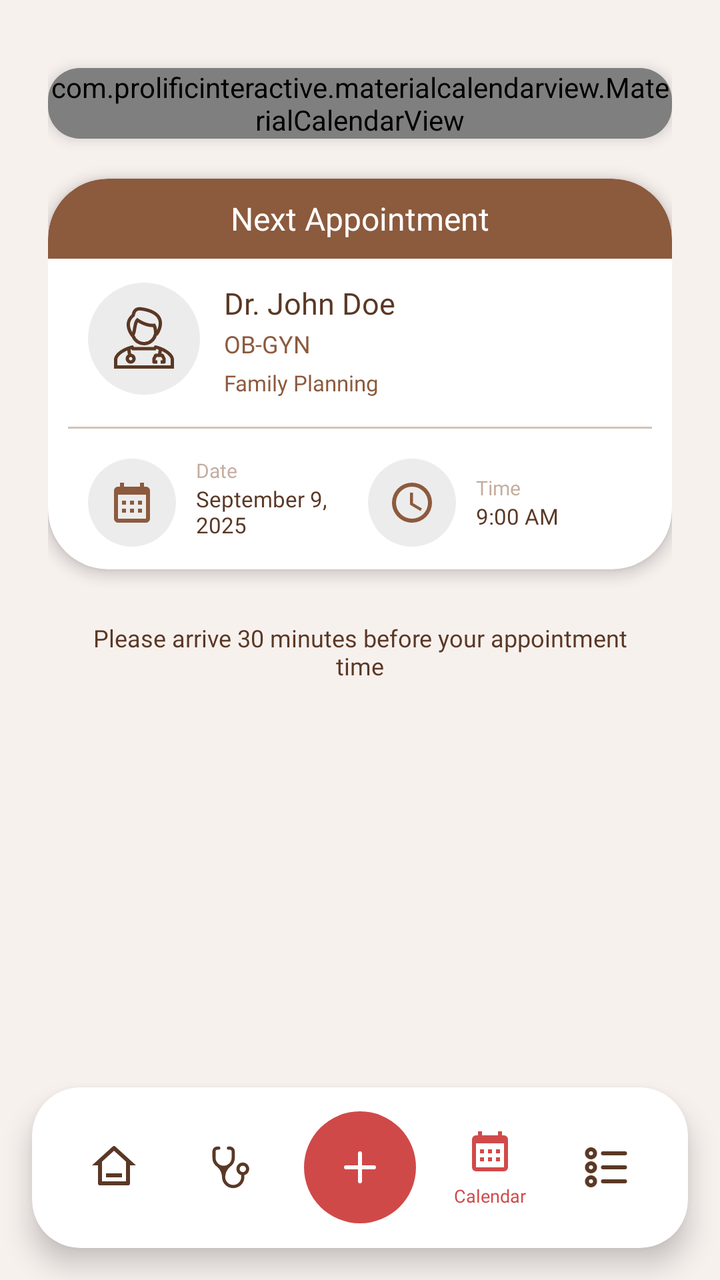
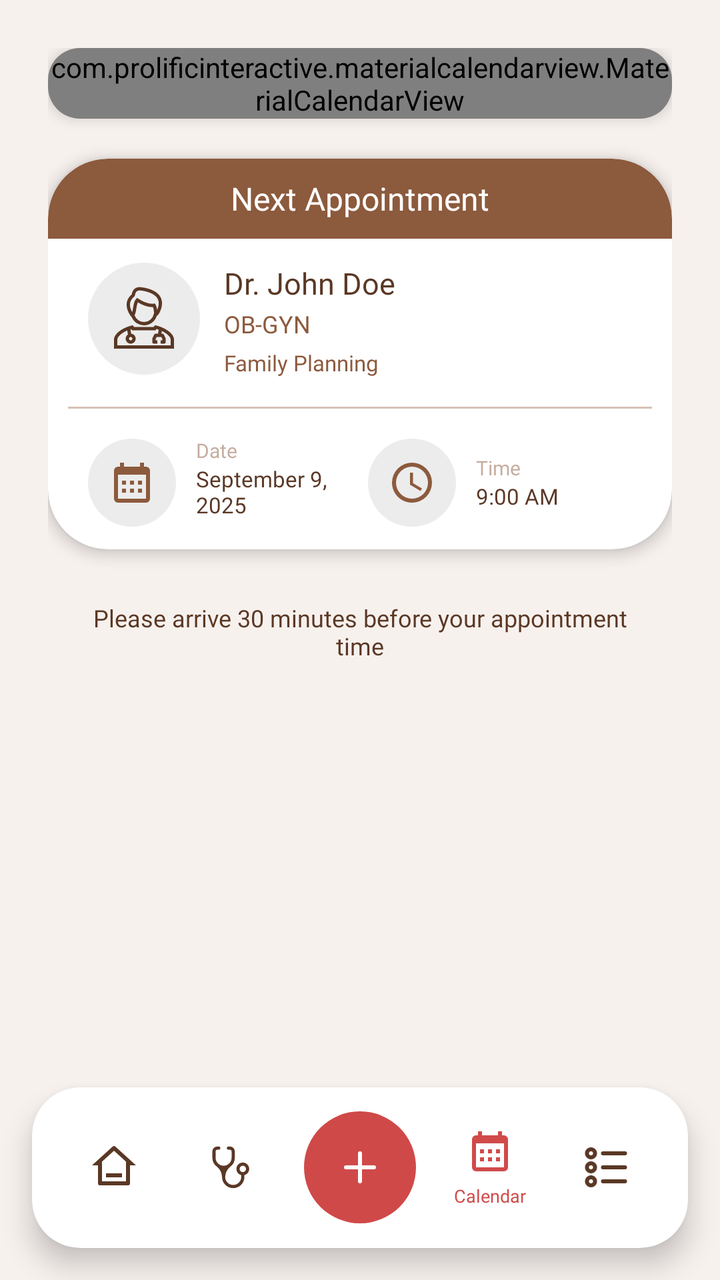

Compare the two renders of this Android layout. The source of the first and the diff that turns it into the second are given below.
<!-- AndroidManifest.xml: application theme Theme.StTherese -->
<!-- res/layout/activity_calendar.xml -->
<?xml version="1.0" encoding="utf-8"?>
<androidx.coordinatorlayout.widget.CoordinatorLayout xmlns:android="http://schemas.android.com/apk/res/android"
    xmlns:app="http://schemas.android.com/apk/res-auto"
    xmlns:tools="http://schemas.android.com/tools"
    android:layout_width="match_parent"
    android:layout_height="match_parent"
    android:background="@color/bg_color">

    
    <ScrollView
        android:layout_width="match_parent"
        android:layout_height="match_parent"
        android:fillViewport="true"
        android:clipToPadding="false"
        android:paddingBottom="100dp">

        <androidx.constraintlayout.widget.ConstraintLayout
            android:layout_width="match_parent"
            android:layout_height="wrap_content"
            android:padding="24dp">

            
            <androidx.cardview.widget.CardView
                android:id="@+id/calendarCard"
                android:layout_width="0dp"
                android:layout_height="wrap_content"
                android:layout_marginTop="10dp"
                app:cardBackgroundColor="#FFFFFF"
                app:cardCornerRadius="16dp"
                app:cardElevation="4dp"
                app:layout_constraintEnd_toEndOf="parent"
                app:layout_constraintStart_toStartOf="parent"
                app:layout_constraintTop_toTopOf="parent">

                <com.prolificinteractive.materialcalendarview.MaterialCalendarView
                    android:id="@+id/calendarView"
                    android:layout_width="match_parent"
                    android:layout_height="wrap_content"
                    android:elevation="4dp"
                    app:mcv_dateTextAppearance="@style/CalendarDateText"
                    app:mcv_headerTextAppearance="@style/CalendarHeaderText"
                    app:mcv_selectionColor="@color/red_primary"
                    app:mcv_showOtherDates="all"
                    app:mcv_weekDayTextAppearance="@style/CalendarWeekText"
                    app:mcv_tileSize="40dp"/>
            </androidx.cardview.widget.CardView>

            
            <androidx.cardview.widget.CardView
                android:id="@+id/appointmentCard"
                android:layout_width="0dp"
                android:layout_height="wrap_content"
                android:layout_marginTop="20dp"
                app:cardBackgroundColor="#FFFFFF"
                app:cardCornerRadius="30dp"
                app:cardElevation="4dp"
                app:layout_constraintEnd_toEndOf="parent"
                app:layout_constraintStart_toStartOf="parent"
                app:layout_constraintTop_toBottomOf="@+id/calendarCard">

                <androidx.constraintlayout.widget.ConstraintLayout
                    android:layout_width="match_parent"
                    android:layout_height="wrap_content"
                    android:paddingBottom="10dp">

                    <FrameLayout
                        android:id="@+id/header"
                        android:layout_width="match_parent"
                        android:layout_height="40dp"
                        app:layout_constraintTop_toTopOf="parent"
                        tools:layout_editor_absoluteX="16dp">

                        <View
                            android:layout_width="match_parent"
                            android:layout_height="match_parent"
                            android:background="@drawable/selection_header" />
                        
                        <TextView
                            android:id="@+id/tvCardTitle"
                            android:layout_width="wrap_content"
                            android:layout_height="wrap_content"
                            android:fontFamily="@font/montserrat_extra_bold"
                            android:text="Next Appointment"
                            android:layout_gravity="center_horizontal|center"
                            android:textColor="@color/card_white"
                            android:textSize="16sp"
                            app:layout_constraintStart_toStartOf="parent"
                            app:layout_constraintTop_toTopOf="parent" />

                        <View
                            android:id="@+id/divider1"
                            android:layout_width="0dp"
                            android:layout_height="1dp"
                            android:layout_marginTop="12dp"
                            android:background="#D9D9D9"
                            app:layout_constraintEnd_toEndOf="parent"
                            app:layout_constraintStart_toStartOf="parent"
                            app:layout_constraintTop_toBottomOf="@id/tvCardTitle" />
                    </FrameLayout>

                    
                    <ImageView
                        android:id="@+id/ivDoctorAvatar"
                        android:layout_width="56dp"
                        android:layout_height="56dp"
                        android:layout_marginTop="12dp"
                        android:layout_marginStart="20dp"
                        android:background="@drawable/bg_circle_gray"
                        android:padding="8dp"
                        android:src="@drawable/ic_doctor_placeholder"
                        app:tint="@color/brown_text"
                        app:layout_constraintStart_toStartOf="parent"
                        app:layout_constraintTop_toBottomOf="@id/header" />

                    <TextView
                        android:id="@+id/tvDoctorName"
                        android:layout_width="0dp"
                        android:layout_height="wrap_content"
                        android:layout_marginStart="12dp"
                        android:layout_marginEnd="20dp"
                        android:fontFamily="@font/montserrat_extra_bold"
                        android:text="Dr. John Doe"
                        android:textColor="@color/brown_text"
                        android:textSize="15sp"

                        app:layout_constraintEnd_toEndOf="parent"
                        app:layout_constraintStart_toEndOf="@id/ivDoctorAvatar"
                        app:layout_constraintTop_toTopOf="@id/ivDoctorAvatar" />

                    <TextView
                        android:id="@+id/tvDoctorSpecialty"
                        android:layout_width="0dp"
                        android:layout_height="wrap_content"
                        android:layout_marginStart="12dp"
                        android:layout_marginTop="2dp"
                        android:layout_marginEnd="20dp"
                        android:layout_marginBottom="10dp"
                        android:fontFamily="@font/poppins_medium"
                        android:text="OB-GYN"
                        android:textColor="@color/text_secondary"
                        android:textSize="12sp"
                        app:layout_constraintEnd_toEndOf="parent"
                        app:layout_constraintStart_toEndOf="@id/ivDoctorAvatar"
                        app:layout_constraintTop_toBottomOf="@id/tvDoctorName" />

                    <TextView
                        android:id="@+id/tvAppointmentType"
                        android:layout_width="0dp"
                        android:layout_height="wrap_content"
                        android:layout_marginStart="12dp"
                        android:layout_marginTop="5dp"
                        android:layout_marginEnd="20dp"
                        android:fontFamily="@font/poppins_medium"
                        android:text="Family Planning"
                        android:textColor="@color/text_secondary"
                        android:textSize="11sp"
                        app:layout_constraintBottom_toBottomOf="@id/ivDoctorAvatar"
                        app:layout_constraintEnd_toEndOf="parent"
                        app:layout_constraintStart_toEndOf="@id/ivDoctorAvatar"
                        app:layout_constraintTop_toBottomOf="@id/tvDoctorSpecialty" />













                    <View
                        android:id="@+id/divider2"
                        android:layout_width="0dp"
                        android:layout_height="1dp"
                        android:layout_marginTop="16dp"
                        android:background="#D6C2B5"
                        android:layout_marginStart="10dp"
                        android:layout_marginEnd="10dp"
                        app:layout_constraintEnd_toEndOf="parent"
                        app:layout_constraintStart_toStartOf="parent"
                        app:layout_constraintTop_toBottomOf="@id/ivDoctorAvatar" />

                    
                    <LinearLayout
                        android:id="@+id/layoutDateTime"
                        android:layout_width="match_parent"
                        android:layout_height="wrap_content"
                        android:layout_marginTop="14dp"
                        android:layout_marginStart="20dp"
                        android:layout_marginEnd="20dp"
                        android:layout_marginBottom="20dp"
                        android:orientation="horizontal"
                        android:gravity="center_vertical"
                        app:layout_constraintTop_toBottomOf="@id/divider2">

                        
                        <LinearLayout
                            android:layout_width="0dp"
                            android:layout_height="wrap_content"
                            android:layout_weight="1"

                            android:orientation="horizontal"
                            android:gravity="center_vertical">

                            <ImageView
                                android:id="@+id/ivCalendar"
                                android:layout_width="44dp"
                                android:layout_height="44dp"

                                android:background="@drawable/bg_circle_gray"
                                android:padding="10dp"
                                android:src="@drawable/ic_calendar"
                                app:tint="@color/text_secondary" />

                            <LinearLayout
                                android:layout_width="match_parent"
                                android:layout_height="wrap_content"
                                android:orientation="vertical"
                                android:layout_marginStart="10dp"
                              >

                                <TextView
                                    android:layout_width="wrap_content"
                                    android:layout_height="wrap_content"
                                    android:text="Date"
                                    android:textColor="#808C5A3D"
                                    android:textSize="10sp"
                                    android:fontFamily="@font/poppins_medium" />

                                <TextView
                                    android:id="@+id/tvAppointmentDate"
                                    android:layout_width="match_parent"
                                    android:layout_height="wrap_content"
                                    android:layout_marginBottom="5dp"
                                    android:text="September 9, 2025"
                                    android:textColor="@color/brown_text"
                                    android:textSize="11sp"
                                    android:fontFamily="@font/poppins_semi_bold" />
                            </LinearLayout>
                        </LinearLayout>

                        
                        <LinearLayout
                            android:layout_width="0dp"
                            android:layout_height="wrap_content"
                            android:layout_weight="1"
                            android:orientation="horizontal"
                            android:gravity="center_vertical"
                            android:layout_marginStart="8dp">

                            <ImageView
                                android:id="@+id/ivClock"
                                android:layout_width="44dp"
                                android:layout_height="44dp"
                                android:background="@drawable/bg_circle_gray"
                                android:padding="10dp"
                                android:src="@drawable/ic_clock"
                                app:tint="@color/text_secondary" />

                            <LinearLayout
                                android:layout_width="wrap_content"
                                android:layout_height="wrap_content"
                                android:orientation="vertical"
                                android:layout_marginStart="10dp">

                                <TextView
                                    android:layout_width="wrap_content"
                                    android:layout_height="wrap_content"
                                    android:text="Time"
                                    android:textColor="#808C5A3D"
                                    android:textSize="10sp"
                                    android:fontFamily="@font/poppins_medium" />

                                <TextView
                                    android:id="@+id/tvAppointmentTime"
                                    android:layout_width="wrap_content"
                                    android:layout_height="wrap_content"
                                    android:text="9:00 AM"
                                    android:textColor="@color/brown_text"
                                    android:textSize="11sp"
                                    android:fontFamily="@font/poppins_semi_bold" />
                            </LinearLayout>
                        </LinearLayout>
                    </LinearLayout>
                </androidx.constraintlayout.widget.ConstraintLayout>
            </androidx.cardview.widget.CardView>

            
            <TextView
                android:layout_width="match_parent"
                android:layout_height="wrap_content"
                android:gravity="center"
                android:layout_marginTop="10dp"
                android:padding="16dp"
                android:text="Please arrive 30 minutes before your appointment time"
                android:textColor="@color/brown_text"
                android:fontFamily="@font/poppins_medium"
                android:textSize="12sp"
                app:layout_constraintTop_toBottomOf="@+id/appointmentCard" />

        </androidx.constraintlayout.widget.ConstraintLayout>
    </ScrollView>

    
    <androidx.cardview.widget.CardView
        android:layout_width="match_parent"
        android:layout_height="wrap_content"
        android:layout_gravity="bottom"
        app:cardCornerRadius="24dp"
        app:cardElevation="8dp"
        android:layout_margin="16dp"
        app:cardBackgroundColor="#FFFFFF">

        <LinearLayout
            android:layout_width="match_parent"
            android:layout_height="wrap_content"
            android:orientation="horizontal"
            android:gravity="center"
            android:padding="12dp">

            <LinearLayout
                android:id="@+id/btnHome"
                android:layout_width="0dp"
                android:layout_height="wrap_content"
                android:layout_weight="1"
                android:orientation="vertical"
                android:gravity="center"
                android:padding="8dp">

                <ImageView
                    android:layout_width="24dp"
                    android:layout_height="24dp"
                    android:src="@drawable/ic_home"
                    app:tint="#5A3825" />
            </LinearLayout>

            <LinearLayout
                android:id="@+id/btnDoctor"
                android:layout_width="0dp"
                android:layout_height="wrap_content"
                android:layout_weight="1"
                android:orientation="vertical"
                android:gravity="center"
                android:padding="8dp">

                <ImageView
                    android:layout_width="24dp"
                    android:layout_height="24dp"
                    android:src="@drawable/ic_medical"
                    app:tint="#5A3825" />
            </LinearLayout>

            <ImageView
                android:id="@+id/btnAdd"
                android:layout_width="56dp"
                android:layout_height="56dp"
                android:src="@drawable/ic_add"
                android:background="@drawable/bg_circle_red"
                android:padding="16dp"
                app:tint="#FFFFFF"
                android:layout_marginStart="8dp"
                android:layout_marginEnd="8dp" />

            <LinearLayout
                android:id="@+id/btnCalendar"
                android:layout_width="0dp"
                android:layout_height="wrap_content"
                android:layout_weight="1"
                android:orientation="vertical"
                android:gravity="center"
                android:padding="8dp">

                <ImageView
                    android:layout_width="24dp"
                    android:layout_height="24dp"
                    android:src="@drawable/ic_calendar"
                    app:tint="#D14A4A" />
                <TextView
                    android:layout_width="wrap_content"
                    android:layout_height="wrap_content"
                    android:text="Calendar"
                    android:fontFamily="@font/montserrat_extra_bold"
                    android:textSize="9sp"
                    android:textColor="#D14A4A"
                    android:layout_marginTop="4dp" />
            </LinearLayout>

            <LinearLayout
                android:id="@+id/btnHistory"
                android:layout_width="0dp"
                android:layout_height="wrap_content"
                android:layout_weight="1"
                android:orientation="vertical"
                android:gravity="center"
                android:padding="8dp">

                <ImageView
                    android:layout_width="24dp"
                    android:layout_height="24dp"
                    android:src="@drawable/ic_menu"
                    app:tint="#5A3825" />
            </LinearLayout>
        </LinearLayout>
    </androidx.cardview.widget.CardView>

</androidx.coordinatorlayout.widget.CoordinatorLayout>
<!-- resources referenced by this layout -->
<resources>
  <color name="bg_color">#F7F1EE</color>
  <color name="brown_text">#5A3825</color>
  <color name="card_white">#FFFFFF</color>
  <color name="red_primary">#D14A4A</color>
  <color name="text_secondary">#8C5A3D</color>
  <!-- drawable bg_circle_gray (drawable) -->
  <?xml version="1.0" encoding="utf-8"?>
  <shape xmlns:android="http://schemas.android.com/apk/res/android"
      android:shape="oval">
      <padding android:left="6dp" android:top="6dp" android:right="6dp"/>
      <solid android:color="#ECECEC" />
  </shape>
  <!-- drawable bg_circle_red (drawable) -->
  <?xml version="1.0" encoding="utf-8"?>
  <shape xmlns:android="http://schemas.android.com/apk/res/android"
      android:shape="oval">
      <solid android:color="#D04949" />
  </shape>
  <!-- drawable ic_add (drawable) -->
  <vector xmlns:android="http://schemas.android.com/apk/res/android"
      android:width="24dp"
      android:height="24dp"
      android:viewportWidth="24"
      android:viewportHeight="24">
    <path
        android:pathData="M5,12h14m-7,-7v14"
        android:strokeLineJoin="round"
        android:strokeWidth="2"
        android:fillColor="#00000000"
        android:strokeColor="#FFFFFF"
        android:strokeLineCap="round"/>
  </vector>
  <!-- drawable ic_clock (drawable) -->
  <vector xmlns:android="http://schemas.android.com/apk/res/android"
      android:width="24dp"
      android:height="24dp"
      android:viewportWidth="24"
      android:viewportHeight="24">
    <path
        android:pathData="M12,20a8,8 0,0 0,8 -8a8,8 0,0 0,-8 -8a8,8 0,0 0,-8 8a8,8 0,0 0,8 8m0,-18a10,10 0,0 1,10 10a10,10 0,0 1,-10 10C6.47,22 2,17.5 2,12A10,10 0,0 1,12 2m0.5,5v5.25l4.5,2.67l-0.75,1.23L11,13V7z"
        android:fillColor="#FFFFFF"/>
  </vector>
  <!-- drawable ic_home (drawable) -->
  <vector xmlns:android="http://schemas.android.com/apk/res/android"
      android:width="24dp"
      android:height="24dp"
      android:viewportWidth="24"
      android:viewportHeight="24">
    <path
        android:pathData="M19,21L5,21a1,1 0,0 1,-1 -1v-9L1,11l10.327,-9.388a1,1 0,0 1,1.346 0L23,11h-3v9a1,1 0,0 1,-1 1M6,19h12L18,9.157l-6,-5.454l-6,5.454zM8,15h8v2L8,17z"
        android:fillColor="@color/brown_text"/>
  </vector>
  <!-- drawable selection_header (drawable) -->
  <?xml version="1.0" encoding="utf-8"?>
  <shape xmlns:android="http://schemas.android.com/apk/res/android">
      <solid android:color="@color/text_secondary" />
      <corners
          android:topLeftRadius="30dp"
          android:topRightRadius="30dp"
          android:bottomLeftRadius="0dp"
          android:bottomRightRadius="0dp" />
  </shape>
  <style name="CalendarDateText" parent="TextAppearance.AppCompat.Small">
          <item name="android:textColor">@color/text_secondary</item>
          <item name="android:textSize">11sp</item>
          <item name="android:fontFamily">@font/poppins_regular</item>
      </style>
  <style name="CalendarHeaderText" parent="TextAppearance.AppCompat.Medium">
          <item name="android:textColor">@color/brown_text</item>
          <item name="android:fontFamily">@font/poppins_semi_bold</item>
          <item name="android:textSize">12sp</item>
      </style>
  <style name="CalendarWeekText" parent="TextAppearance.AppCompat.Small">
          <item name="android:textColor">@color/text_secondary</item>
          <item name="android:textSize">11sp</item>
          <item name="android:fontFamily">@font/poppins_regular</item>
      </style>
  <style name="Theme.StTherese" parent="Base.Theme.StTherese" />
  <color name="md_theme_light_primary">@color/brown_primary</color>
  <color name="md_theme_light_onPrimary">@color/white_on_primary</color>
  <color name="md_theme_light_background">@color/app_background</color>
  <color name="md_theme_light_surface">@color/app_background</color>
  <color name="brown_primary">#6B3A17</color>
  <color name="white_on_primary">#FFFFFF</color>
  <color name="app_background">#F7F1EE</color>
  <!-- unchanged entries left out for length: 5 -->
</resources>

<!-- the commit's change to res/layout/activity_calendar.xml (unified diff, before → after) -->
@@ -24,7 +24,6 @@
                 android:id="@+id/calendarCard"
                 android:layout_width="0dp"
                 android:layout_height="wrap_content"
-                android:layout_marginTop="10dp"
                 app:cardBackgroundColor="#FFFFFF"
                 app:cardCornerRadius="16dp"
                 app:cardElevation="4dp"
@@ -41,8 +40,8 @@
                     app:mcv_headerTextAppearance="@style/CalendarHeaderText"
                     app:mcv_selectionColor="@color/red_primary"
                     app:mcv_showOtherDates="all"
-                    app:mcv_weekDayTextAppearance="@style/CalendarWeekText"
-                    app:mcv_tileSize="40dp"/>
+                    app:mcv_tileSize="40dp"
+                    app:mcv_weekDayTextAppearance="@style/CalendarWeekText" />
             </androidx.cardview.widget.CardView>
 
             
